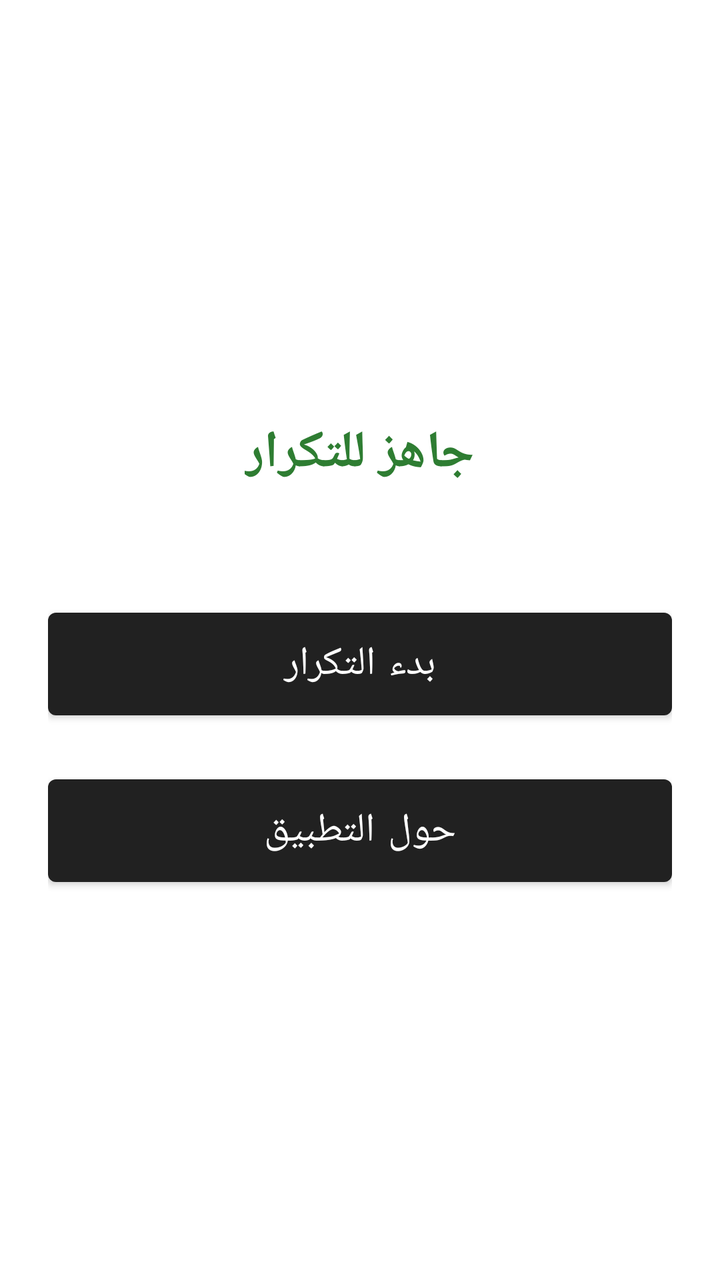
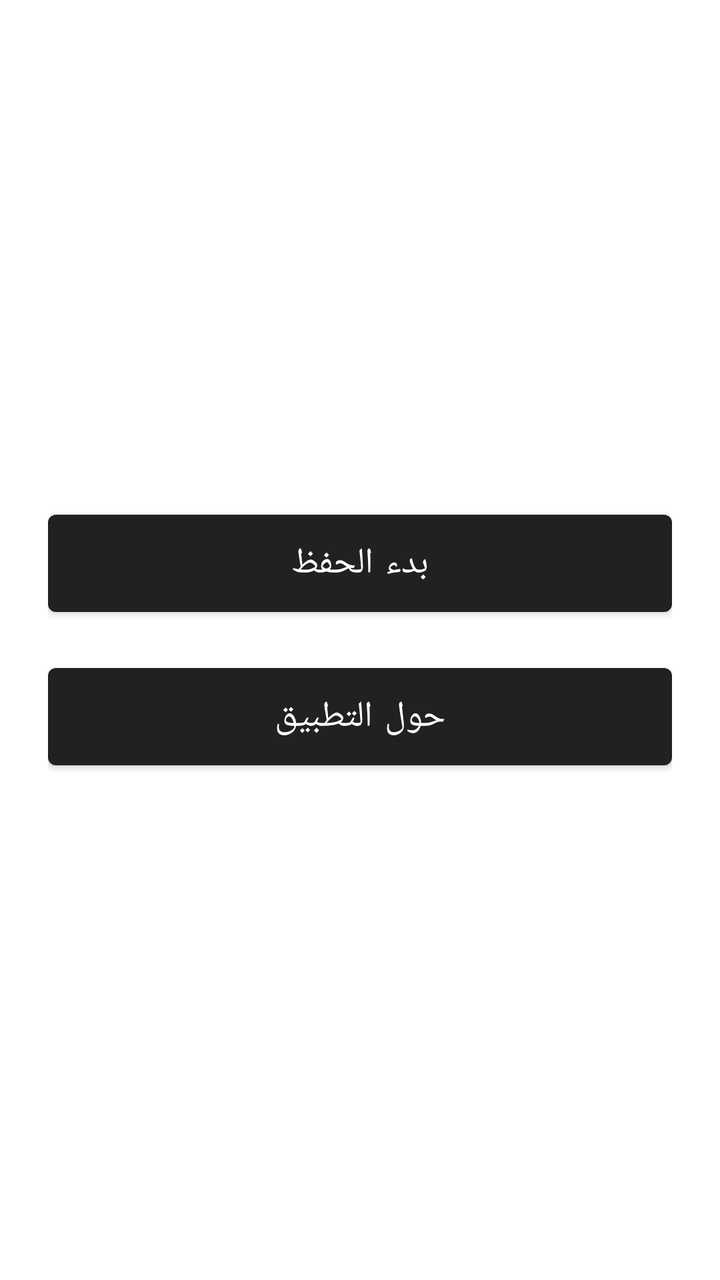

Before-and-after screenshots of an Android layout around one commit, followed by the original layout XML and the change that was made.
<!-- AndroidManifest.xml: application theme Theme.QuranMemorizationApp -->
<!-- res/layout/activity_main.xml -->
<?xml version="1.0" encoding="utf-8"?>
<LinearLayout
    xmlns:android="http://schemas.android.com/apk/res/android"
    android:layout_width="match_parent"
    android:layout_height="match_parent"
    android:orientation="vertical"
    android:gravity="center"
    android:padding="24dp">

    <TextView
        android:id="@+id/tvCurrentAyah"
        android:layout_width="wrap_content"
        android:layout_height="wrap_content"
        android:text="جاهز للتكرار"
        android:textSize="26sp"
        android:textStyle="bold"
        android:textColor="#2E7D32"
        android:layout_marginBottom="40dp"
        android:padding="16dp"/>

    <Button
        android:id="@+id/btnStart"
        android:layout_width="match_parent"
        android:layout_height="wrap_content"
        android:text="بدء التكرار"
        android:textSize="20sp"
        android:padding="12dp"/>

    <Button
        android:id="@+id/btnAbout"
        android:layout_width="match_parent"
        android:layout_height="wrap_content"
        android:text="حول التطبيق"
        android:textSize="20sp"
        android:layout_marginTop="20dp"
        android:padding="12dp"/>

</LinearLayout>
<!-- resources referenced by this layout -->
<resources>
  <style name="Theme.QuranMemorizationApp" parent="Base.Theme.QuranMemorizationApp" />
  <style name="Base.Theme.QuranMemorizationApp" parent="Theme.MaterialComponents.DayNight.DarkActionBar">
      </style>
</resources>

<!-- the commit's change to res/layout/activity_main.xml (unified diff, before → after) -->
@@ -7,32 +7,21 @@
     android:gravity="center"
     android:padding="24dp">
 
-    <TextView
-        android:id="@+id/tvCurrentAyah"
-        android:layout_width="wrap_content"
-        android:layout_height="wrap_content"
-        android:text="جاهز للتكرار"
-        android:textSize="26sp"
-        android:textStyle="bold"
-        android:textColor="#2E7D32"
-        android:layout_marginBottom="40dp"
-        android:padding="16dp"/>
-
     <Button
         android:id="@+id/btnStart"
         android:layout_width="match_parent"
         android:layout_height="wrap_content"
-        android:text="بدء التكرار"
-        android:textSize="20sp"
-        android:padding="12dp"/>
+        android:text="بدء الحفظ"
+        android:textSize="18sp"
+        android:padding="12dp"
+        android:layout_marginBottom="16dp"/>
 
     <Button
         android:id="@+id/btnAbout"
         android:layout_width="match_parent"
         android:layout_height="wrap_content"
         android:text="حول التطبيق"
-        android:textSize="20sp"
-        android:layout_marginTop="20dp"
+        android:textSize="18sp"
         android:padding="12dp"/>
 
 </LinearLayout>
